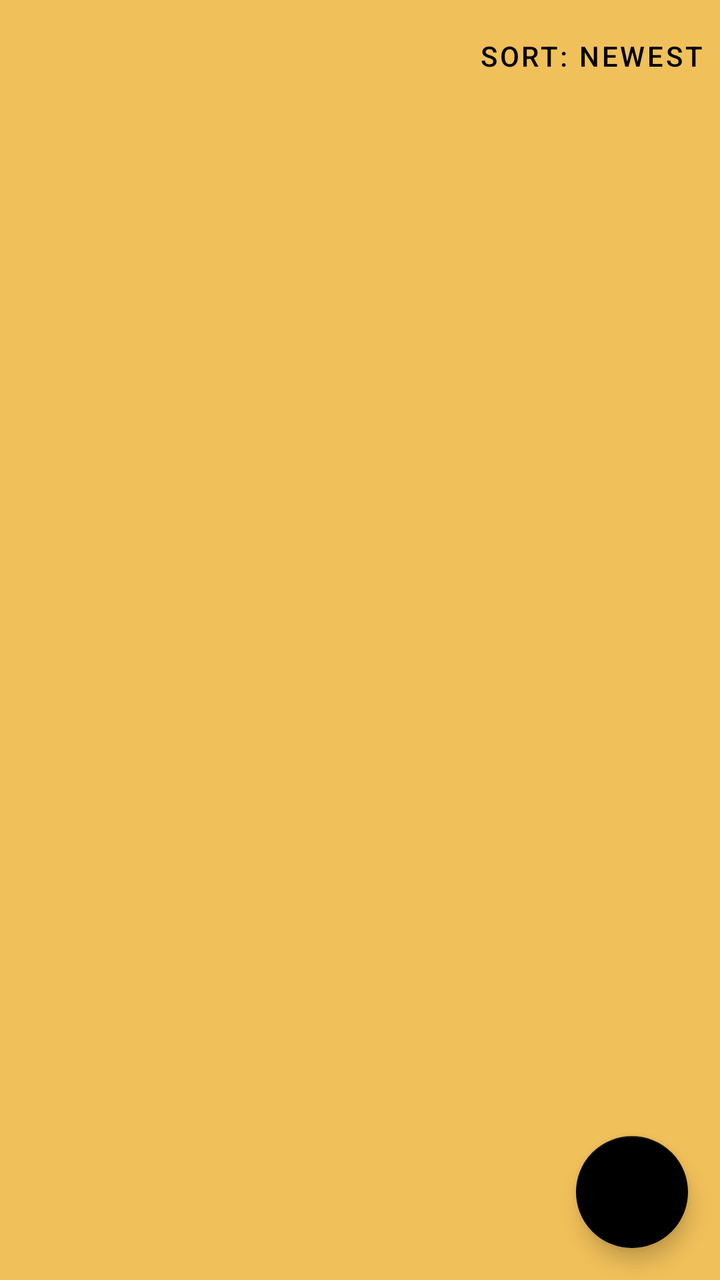
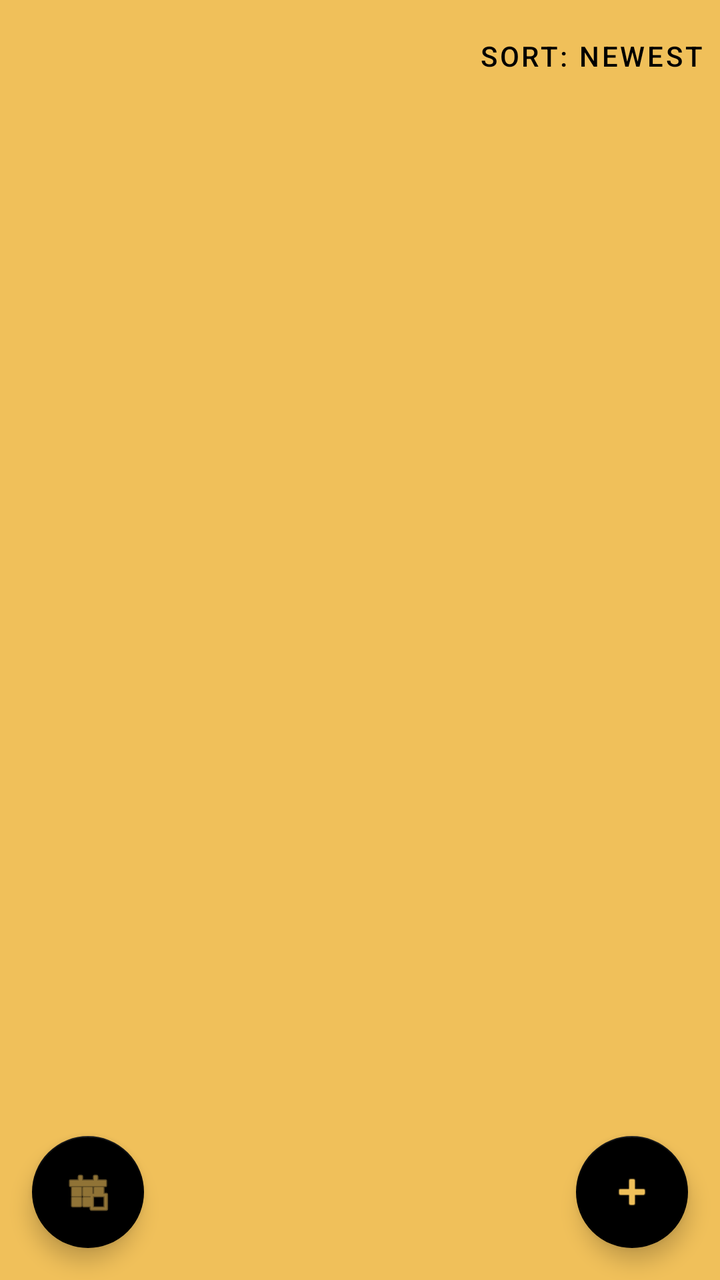

Before-and-after screenshots of an Android layout around one commit, followed by the original layout XML and the change that was made.
<!-- AndroidManifest.xml: application theme Theme.IdeasTracker -->
<!-- res/layout/activity_main.xml -->
<?xml version="1.0" encoding="utf-8"?>
<LinearLayout xmlns:android="http://schemas.android.com/apk/res/android"
    xmlns:app="http://schemas.android.com/apk/res/auto"
    android:layout_width="match_parent"
    android:layout_height="match_parent"
    android:orientation="vertical">

    <com.google.android.material.appbar.MaterialToolbar
        android:id="@+id/toolbar"
        android:layout_width="match_parent"
        android:layout_height="?attr/actionBarSize"
        android:background="?attr/colorPrimary">

        <Button
            android:id="@+id/btnSort"
            style="@style/Widget.MaterialComponents.Button.TextButton"
            android:layout_width="wrap_content"
            android:layout_height="wrap_content"
            android:layout_gravity="end"
            android:text="@string/sort_newest"
            android:textColor="@color/black" />

    </com.google.android.material.appbar.MaterialToolbar>

    <com.google.android.material.tabs.TabLayout
        android:id="@+id/tabLayout"
        android:layout_width="match_parent"
        android:layout_height="wrap_content"
        android:background="?attr/colorPrimary" />

    <androidx.viewpager2.widget.ViewPager2
        android:id="@+id/viewPager"
        android:layout_width="match_parent"
        android:layout_height="0dp"
        android:layout_weight="1" />

    <com.google.android.material.floatingactionbutton.FloatingActionButton
        android:id="@+id/fabAdd"
        android:layout_width="wrap_content"
        android:layout_height="wrap_content"
        android:layout_gravity="end|bottom"
        android:layout_margin="16dp"
        android:contentDescription="@string/add_idea"
        android:src="@android:drawable/ic_input_add" />

</LinearLayout>
<!-- resources referenced by this layout -->
<resources>
  <color name="black">#FF000000</color>
  <string name="add_idea">Add Idea</string>
  <string name="sort_newest">Sort: Newest</string>
  <style name="Theme.IdeasTracker" parent="Theme.MaterialComponents.Light.NoActionBar">
          
          <item name="colorPrimary">@color/colorPrimary</item>
          <item name="colorPrimaryVariant">@color/colorPrimaryDark</item>
          
          <item name="colorSecondary">@color/colorAccent</item>
          <item name="colorSecondaryVariant">@color/colorAccent</item>
          
          <item name="android:statusBarColor">?attr/colorPrimaryVariant</item>
          
          <item name="android:windowBackground">@color/mimosa</item>
      </style>
  <color name="colorPrimary">#F0C05A</color>
  <color name="colorPrimaryDark">#D6A84E</color>
  <color name="colorAccent">#000000</color>
  <color name="mimosa">#F0C05A</color>
</resources>

<!-- the commit's change to res/layout/activity_main.xml (unified diff, before → after) -->
@@ -1,46 +1,104 @@
 <?xml version="1.0" encoding="utf-8"?>
-<LinearLayout xmlns:android="http://schemas.android.com/apk/res/android"
-    xmlns:app="http://schemas.android.com/apk/res/auto"
+<androidx.coordinatorlayout.widget.CoordinatorLayout xmlns:android="http://schemas.android.com/apk/res/android"
+    xmlns:app="http://schemas.android.com/apk/res-auto"
     android:layout_width="match_parent"
-    android:layout_height="match_parent"
-    android:orientation="vertical">
+    android:layout_height="match_parent">
 
-    <com.google.android.material.appbar.MaterialToolbar
-        android:id="@+id/toolbar"
+    <LinearLayout
         android:layout_width="match_parent"
-        android:layout_height="?attr/actionBarSize"
-        android:background="?attr/colorPrimary">
+        android:layout_height="match_parent"
+        android:orientation="vertical">
 
-        <Button
-            android:id="@+id/btnSort"
-            style="@style/Widget.MaterialComponents.Button.TextButton"
-            android:layout_width="wrap_content"
+        <com.google.android.material.appbar.MaterialToolbar
+            android:id="@+id/toolbar"
+            android:layout_width="match_parent"
+            android:layout_height="?attr/actionBarSize"
+            android:background="?attr/colorPrimary">
+
+            <Button
+                android:id="@+id/btnSort"
+                style="@style/Widget.MaterialComponents.Button.TextButton"
+                android:layout_width="wrap_content"
+                android:layout_height="wrap_content"
+                android:layout_gravity="end"
+                android:text="@string/sort_newest"
+                android:textColor="@color/black" />
+
+        </com.google.android.material.appbar.MaterialToolbar>
+
+        
+        <LinearLayout
+            android:id="@+id/navHeader"
+            android:layout_width="match_parent"
             android:layout_height="wrap_content"
-            android:layout_gravity="end"
-            android:text="@string/sort_newest"
-            android:textColor="@color/black" />
+            android:background="?attr/colorPrimary"
+            android:orientation="horizontal"
+            android:padding="8dp"
+            android:gravity="center">
 
-    </com.google.android.material.appbar.MaterialToolbar>
+            <TextView
+                android:id="@+id/tvLeftNav"
+                android:layout_width="0dp"
+                android:layout_height="wrap_content"
+                android:layout_weight="1"
+                android:gravity="start|center_vertical"
+                android:textSize="14sp"
+                android:textColor="@color/black" />
 
-    <com.google.android.material.tabs.TabLayout
-        android:id="@+id/tabLayout"
-        android:layout_width="match_parent"
+            <TextView
+                android:id="@+id/tvCenterNav"
+                android:layout_width="0dp"
+                android:layout_height="wrap_content"
+                android:layout_weight="1"
+                android:gravity="center"
+                android:textSize="18sp"
+                android:textStyle="bold"
+                android:textColor="@color/black" />
+
+            <TextView
+                android:id="@+id/tvRightNav"
+                android:layout_width="0dp"
+                android:layout_height="wrap_content"
+                android:layout_weight="1"
+                android:gravity="end|center_vertical"
+                android:textSize="14sp"
+                android:textColor="@color/black" />
+
+        </LinearLayout>
+
+        <com.google.android.material.tabs.TabLayout
+            android:id="@+id/tabLayout"
+            android:layout_width="match_parent"
+            android:layout_height="wrap_content"
+            android:background="?attr/colorPrimary"
+            android:visibility="gone" />
+
+        <androidx.viewpager2.widget.ViewPager2
+            android:id="@+id/viewPager"
+            android:layout_width="match_parent"
+            android:layout_height="0dp"
+            android:layout_weight="1" />
+
+    </LinearLayout>
+
+    <com.google.android.material.floatingactionbutton.FloatingActionButton
+        android:id="@+id/btnCalendar"
+        android:layout_width="wrap_content"
         android:layout_height="wrap_content"
-        android:background="?attr/colorPrimary" />
-
-    <androidx.viewpager2.widget.ViewPager2
-        android:id="@+id/viewPager"
-        android:layout_width="match_parent"
-        android:layout_height="0dp"
-        android:layout_weight="1" />
+        android:layout_gravity="bottom|start"
+        android:layout_margin="16dp"
+        app:backgroundTint="@color/black"
+        app:srcCompat="@android:drawable/ic_menu_today"
+        app:tint="@color/mimosa" />
 
     <com.google.android.material.floatingactionbutton.FloatingActionButton
         android:id="@+id/fabAdd"
         android:layout_width="wrap_content"
         android:layout_height="wrap_content"
-        android:layout_gravity="end|bottom"
+        android:layout_gravity="bottom|end"
         android:layout_margin="16dp"
-        android:contentDescription="@string/add_idea"
-        android:src="@android:drawable/ic_input_add" />
+        app:backgroundTint="@color/black"
+        app:srcCompat="@android:drawable/ic_input_add"
+        app:tint="@color/mimosa" />
 
-</LinearLayout>
+</androidx.coordinatorlayout.widget.CoordinatorLayout>
<!-- resource entries referenced after the edit -->
@@ -1,7 +1,6 @@
 <!-- resources referenced by this layout -->
 <resources>
   <color name="black">#FF000000</color>
-  <string name="add_idea">Add Idea</string>
   <string name="sort_newest">Sort: Newest</string>
   <style name="Theme.IdeasTracker" parent="Theme.MaterialComponents.Light.NoActionBar">
           
